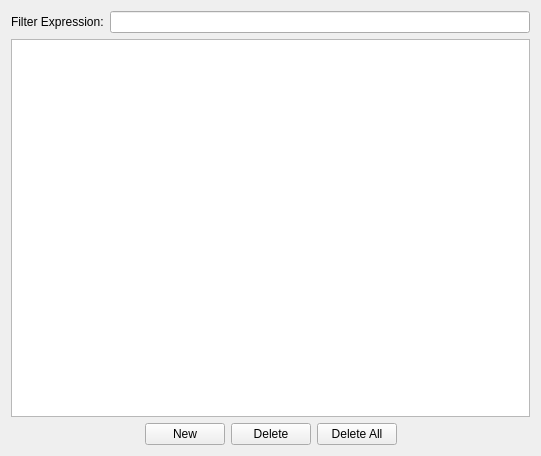
Old version of the form copasi/UI/CQReportsWidget.ui in the repository copasi/COPASI.
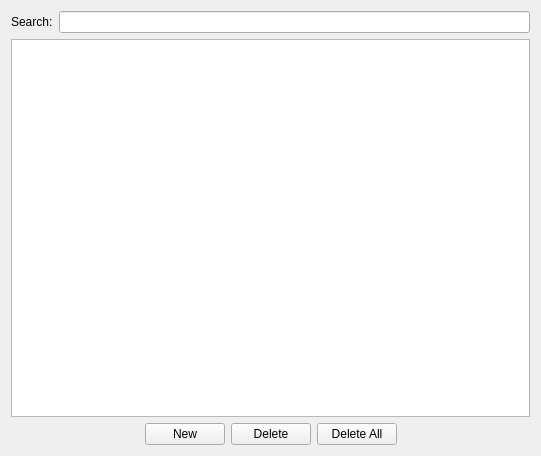
New version of the form. Custom widgets are drawn as their Qt base class.

Commit message: Changed "Filter Expression" to "Search" - Issue 1367

What changed in the file:
```diff
--- a/copasi/UI/CQReportsWidget.ui
+++ b/copasi/UI/CQReportsWidget.ui
@@ -109,7 +109,7 @@
      <item>
       <widget class="QLabel" name="label">
        <property name="text">
-        <string>Filter Expression:</string>
+        <string>Search:</string>
        </property>
       </widget>
      </item>
```
Left out of the diff: 4 changed lines with no effect on the pictures. The commit also changes 7 other files.
